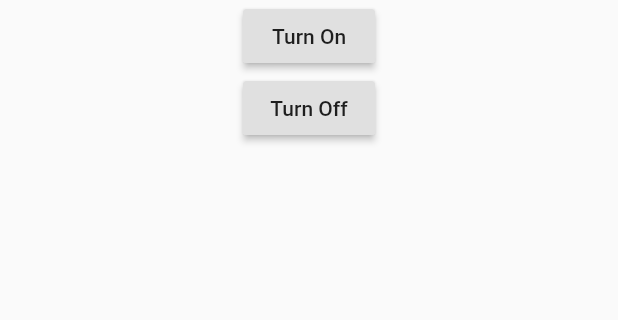
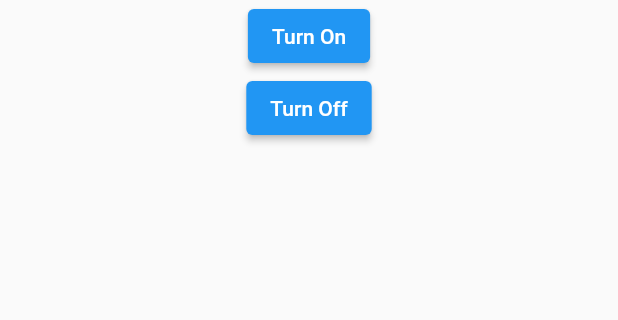
Before and after one commit to slecoustre/flutter_torch, a Flutter app: the screen it shows after launch, on a phone screen of 412 x 824 dp, the part 132-452 px from its top. Run offline on Flutter 3.47's test engine with Material 2 defaults, Android fonts, the phone set to English and light mode, and no system bars.

```diff
--- a/example/lib/main.dart
+++ b/example/lib/main.dart
@@ -52,13 +52,13 @@ class _MyAppState extends State<MyApp> {
             crossAxisAlignment: CrossAxisAlignment.center,
             children: <Widget>[
               Text('Has torch: $_hasTorch\n'),
-              RaisedButton(
+              ElevatedButton(
                 onPressed: () {
                   FlutterTorch.turnOn();
                 },
                 child: Text('Turn On'),
               ),
-              RaisedButton(
+              ElevatedButton(
                 onPressed: () {
                   FlutterTorch.turnOff();
                 },
--- a/pubspec.yaml
+++ b/pubspec.yaml
@@ -1,10 +1,10 @@
 name: flutter_torch
 description: This plugin allows you to know if the camera has a flash. It also turns the flash on and off
-version: 0.2.1
+version: 0.3.0
 homepage: https://github.com/slecoustre/flutter_torch
 
 environment:
-  sdk: ">=2.1.0 <3.0.0"
+  sdk: ">=2.12.0 <3.0.0"
 
 dependencies:
   flutter:
```
Also changed, not shown: example/pubspec.lock, pubspec.lock, 7 other files.
